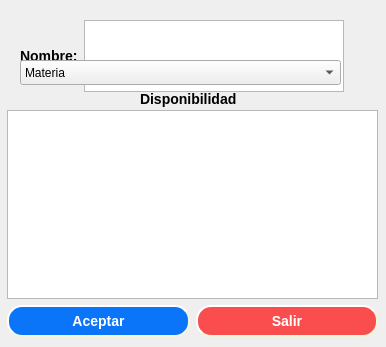
Before: the Qt Designer form newProfessordialog.ui in Santiago-Pinto/colorcraft, drawn with Qt 5.
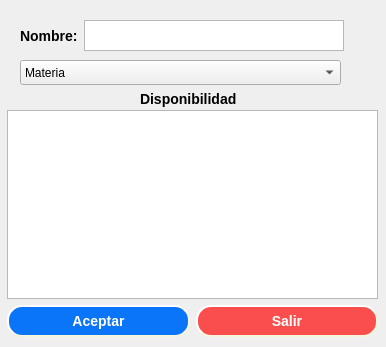
After: the same form once the commit is applied.

Patch:
```diff
--- a/newProfessordialog.ui
+++ b/newProfessordialog.ui
@@ -134,7 +134,7 @@
      <x>20</x>
      <y>20</y>
      <width>324</width>
-     <height>72</height>
+     <height>31</height>
     </rect>
    </property>
    <layout class="QHBoxLayout" name="horizontalLayout">
```
